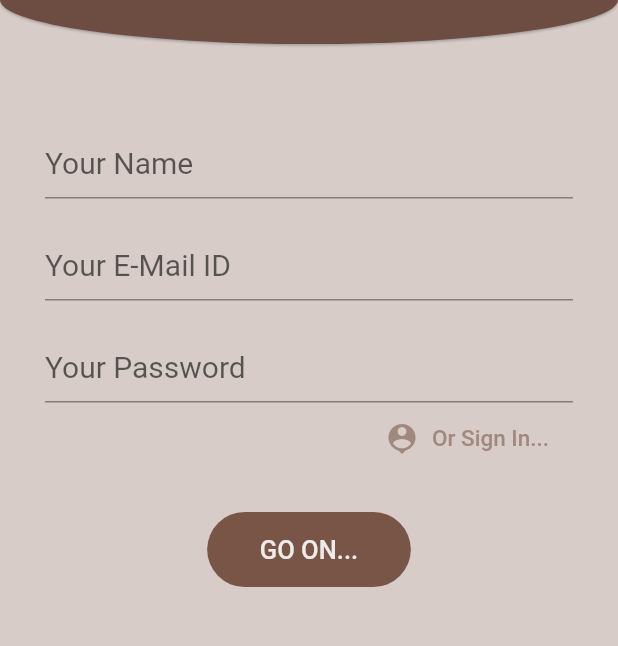
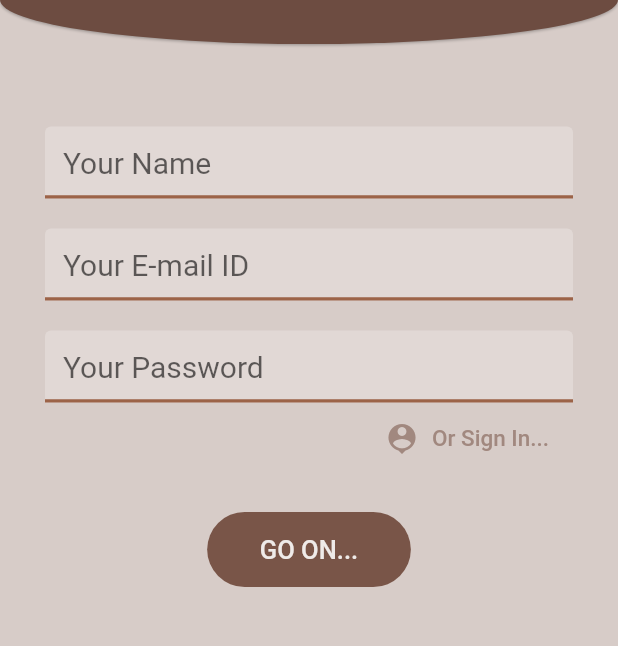
Before and after one commit to aish0509/crew_brew, a Flutter app: the screen it shows after launch, after a tap on "GO ON...", after a tap on "Or Sign Up...", on a phone screen of 412 x 824 dp, the part 76-722 px from its top. Run offline on Flutter 3.47's test engine with Material 2 defaults, Android fonts, the phone set to English and light mode, and no system bars; our stand-ins replace firebase_auth, flutter_spinkit; accounts and stored records are empty.

Commit message:
Firebase SignIn

```diff
--- a/lib/screens/authenticate/sign_in.dart
+++ b/lib/screens/authenticate/sign_in.dart
@@ -1,4 +1,5 @@
 import 'package:brew_crew/services/auth.dart';
+import 'package:brew_crew/shared/constants.dart';
 import 'package:flutter/material.dart';
 
 class SignIn extends StatefulWidget {
@@ -10,14 +11,18 @@ class SignIn extends StatefulWidget {
 }
 
 class _SignInState extends State<SignIn> {
-  AuthService _authService = AuthService();
+  AuthService _authS = AuthService();
+  final _formkey = GlobalKey<FormState>();
+  bool loading = false;
   String email = '';
   String pwd = '';
-  final _formkey = GlobalKey<FormState>();
+  String error = '';
 
   @override
   Widget build(BuildContext context) {
-    return Scaffold(
+    return loading
+        ? Loading()
+        : Scaffold(
             backgroundColor: Colors.brown[100],
             appBar: PreferredSize(
               preferredSize: Size.fromHeight(80.0),
@@ -26,11 +31,7 @@ class _SignInState extends State<SignIn> {
                 title: Text(
                   'Sign In to BrewCrew',
                 ),
-          shape: RoundedRectangleBorder(
-            borderRadius: BorderRadius.vertical(
-              bottom: Radius.elliptical(700, 100),
-            ),
-          ),
+                shape: appBarShape,
                 centerTitle: true,
                 elevation: 0.7,
               ),
@@ -46,15 +47,12 @@ class _SignInState extends State<SignIn> {
                         height: 25.0,
                       ),
                       TextFormField(
-                  decoration: InputDecoration(
-                    hintText: 'Your E-Mail ID',
-                    focusedBorder: UnderlineInputBorder(
-                      borderSide: BorderSide(color: Colors.brown, width: 2.0),
-                    ),
-                  ),
+                        decoration:
+                            textInputDecor.copyWith(hintText: 'Your E-mail ID'),
                         cursorColor: Colors.brown[800],
                         cursorWidth: 2.0,
-                  style: TextStyle(color: Colors.brown[800], fontSize: 20.0),
+                        style:
+                            TextStyle(color: Colors.brown[800], fontSize: 20.0),
                         validator: (value) {
                           if ((value.contains('@') != true) ||
                               (value.isEmpty == true)) {
@@ -73,15 +71,12 @@ class _SignInState extends State<SignIn> {
                         height: 20.0,
                       ),
                       TextFormField(
-                  decoration: InputDecoration(
-                    hintText: 'Your Password',
-                    focusedBorder: UnderlineInputBorder(
-                      borderSide: BorderSide(color: Colors.brown, width: 2.0),
-                    ),
-                  ),
+                        decoration:
+                            textInputDecor.copyWith(hintText: 'Your password'),
                         cursorColor: Colors.brown[800],
                         cursorWidth: 2.0,
-                  style: TextStyle(color: Colors.brown[800], fontSize: 20.0),
+                        style:
+                            TextStyle(color: Colors.brown[800], fontSize: 20.0),
                         obscureText: true,
                         validator: (value) {
                           if (value.length < 6) {
@@ -109,8 +104,8 @@ class _SignInState extends State<SignIn> {
                           ),
                           label: Text(
                             'Or Sign Up...',
-                      style:
-                          TextStyle(color: Colors.brown[300], fontSize: 15.0),
+                            style: TextStyle(
+                                color: Colors.brown[300], fontSize: 15.0),
                           ),
                         ),
                       ),
@@ -118,25 +113,35 @@ class _SignInState extends State<SignIn> {
                         height: 20.0,
                       ),
                       FlatButton(
-                  shape: RoundedRectangleBorder(
-                    borderRadius: BorderRadius.all(
-                      Radius.circular(25.0),
-                    ),
-                  ),
-                  padding:
-                      EdgeInsets.symmetric(vertical: 15.0, horizontal: 35.1),
+                          shape: roundButton,
+                          padding: EdgeInsets.symmetric(
+                              vertical: 15.0, horizontal: 35.1),
                           child: Text(
                             'GO ON...',
-                    style: TextStyle(color: Colors.brown[50], fontSize: 17.0),
+                            style: TextStyle(
+                                color: Colors.brown[50], fontSize: 17.0),
                           ),
                           color: Colors.brown[500],
                           onPressed: () async {
                             if (_formkey.currentState.validate() == true) {
-                      print(email);
-                      print(pwd);
+                              setState(() => loading = true);
+                              dynamic result = await _authS
+                                  .signInWithUsernamePwd(email, pwd);
+                              if (result == null) {
+                                setState(() {
+                                  error = "Please Supply a valid E-mail";
+                                  loading = false;
+                                });
                               }
-                  },
-                )
+                            }
+                          }),
+                      SizedBox(
+                        height: 30.0,
+                        child: Text(
+                          error,
+                          style: TextStyle(color: Colors.red),
+                        ),
+                      ),
                     ],
                   ),
                 ),
--- a/lib/screens/authenticate/sign_up.dart
+++ b/lib/screens/authenticate/sign_up.dart
@@ -1,3 +1,4 @@
+import 'package:brew_crew/shared/constants.dart';
 import 'package:flutter/material.dart';
 import 'package:brew_crew/services/auth.dart';
 
@@ -11,15 +12,18 @@ class SignUp extends StatefulWidget {
 
 class _SignUpState extends State<SignUp> {
   AuthService _authS = AuthService();
-  String email;
-  String pwd;
-  String name;
+  String email = '';
+  String pwd = '';
+  String name = '';
   String error = '';
   final _formKey = GlobalKey<FormState>();
+  bool loading = false;
 
   @override
   Widget build(BuildContext context) {
-    return Scaffold(
+    return loading
+        ? Loading()
+        : Scaffold(
             backgroundColor: Colors.brown[100],
             appBar: PreferredSize(
               preferredSize: Size.fromHeight(80.0),
@@ -28,11 +32,7 @@ class _SignUpState extends State<SignUp> {
                 title: Text(
                   'Sign Up to BrewCrew',
                 ),
-          shape: RoundedRectangleBorder(
-            borderRadius: BorderRadius.vertical(
-              bottom: Radius.elliptical(700, 100),
-            ),
-          ),
+                shape: appBarShape,
                 centerTitle: true,
                 elevation: 0.7,
               ),
@@ -48,15 +48,12 @@ class _SignUpState extends State<SignUp> {
                         height: 25.0,
                       ),
                       TextFormField(
-                  decoration: InputDecoration(
-                    hintText: 'Your Name',
-                    focusedBorder: UnderlineInputBorder(
-                      borderSide: BorderSide(color: Colors.brown, width: 2.0),
-                    ),
-                  ),
+                        decoration:
+                            textInputDecor.copyWith(hintText: 'Your Name'),
                         cursorColor: Colors.brown[800],
                         cursorWidth: 2.0,
-                  style: TextStyle(color: Colors.brown[800], fontSize: 20.0),
+                        style:
+                            TextStyle(color: Colors.brown[800], fontSize: 20.0),
                         validator: (value) {
                           if (value.isEmpty == true) {
                             return 'Please enter your name';
@@ -74,15 +71,12 @@ class _SignUpState extends State<SignUp> {
                         height: 20.0,
                       ),
                       TextFormField(
-                  decoration: InputDecoration(
-                    hintText: 'Your E-Mail ID',
-                    focusedBorder: UnderlineInputBorder(
-                      borderSide: BorderSide(color: Colors.brown, width: 2.0),
-                    ),
-                  ),
+                        decoration:
+                            textInputDecor.copyWith(hintText: 'Your E-mail ID'),
                         cursorColor: Colors.brown[800],
                         cursorWidth: 2.0,
-                  style: TextStyle(color: Colors.brown[800], fontSize: 20.0),
+                        style:
+                            TextStyle(color: Colors.brown[800], fontSize: 20.0),
                         validator: (String value) {
                           if (value.contains('@') != true) {
                             return 'Please enter a valid E-Mail';
@@ -100,15 +94,12 @@ class _SignUpState extends State<SignUp> {
                         height: 20.0,
                       ),
                       TextFormField(
-                  decoration: InputDecoration(
-                    hintText: 'Your Password',
-                    focusedBorder: UnderlineInputBorder(
-                      borderSide: BorderSide(color: Colors.brown, width: 2.0),
-                    ),
-                  ),
+                        decoration:
+                            textInputDecor.copyWith(hintText: 'Your Password'),
                         cursorColor: Colors.brown[800],
                         cursorWidth: 2.0,
-                  style: TextStyle(color: Colors.brown[800], fontSize: 20.0),
+                        style:
+                            TextStyle(color: Colors.brown[800], fontSize: 20.0),
                         obscureText: true,
                         validator: (value) {
                           if (value.length < 6) {
@@ -135,8 +126,8 @@ class _SignUpState extends State<SignUp> {
                           ),
                           label: Text(
                             'Or Sign In...',
-                      style:
-                          TextStyle(color: Colors.brown[300], fontSize: 15.0),
+                            style: TextStyle(
+                                color: Colors.brown[300], fontSize: 15.0),
                           ),
                         ),
                       ),
@@ -144,25 +135,27 @@ class _SignUpState extends State<SignUp> {
                         height: 25.0,
                       ),
                       FlatButton(
-                  shape: RoundedRectangleBorder(
-                    borderRadius: BorderRadius.all(
-                      Radius.circular(250.0),
-                    ),
-                  ),
-                  padding:
-                      EdgeInsets.symmetric(vertical: 15.0, horizontal: 35.1),
+                        shape: roundButton,
+                        padding: EdgeInsets.symmetric(
+                            vertical: 15.0, horizontal: 35.1),
                         child: Text(
                           'GO ON...',
-                    style: TextStyle(color: Colors.brown[50], fontSize: 17.0),
+                          style: TextStyle(
+                              color: Colors.brown[50], fontSize: 17.0),
                         ),
                         color: Colors.brown[500],
                         onPressed: () async {
                           if (_formKey.currentState.validate() == true) {
+                            setState(() {
+                              loading = true;
+                            });
                             dynamic result =
                                 await _authS.registerWithEmailPwd(email, pwd);
+
                             if (result == null) {
                               setState(() {
                                 error = "Please Supply a valid E-mail";
+                                loading = false;
                               });
                             }
                           }
--- a/lib/services/auth.dart
+++ b/lib/services/auth.dart
@@ -30,7 +30,19 @@ class AuthService {
       return null;
     }
   }
+
   //sign in with username password
+  Future signInWithUsernamePwd(String email, String pwd) async {
+    try {
+      AuthResult result =
+          await _auth.signInWithEmailAndPassword(email: email, password: pwd);
+      FirebaseUser user = result.user;
+      return _userFromFirebaseUser(user);
+    } catch (e) {
+      print(e.toString());
+      return null;
+    }
+  }
 
   //register with username password
   Future registerWithEmailPwd(String email, String pwd) async {
--- /dev/null
+++ b/lib/shared/constants.dart
@@ -0,0 +1,38 @@
+import 'package:flutter/material.dart';
+import 'package:flutter_spinkit/flutter_spinkit.dart';
+
+const textInputDecor = InputDecoration(
+  filled: true,
+  fillColor: Colors.white24,
+  focusedBorder: UnderlineInputBorder(
+    borderSide: BorderSide(color: Color(0xff784228), width: 2.6),
+  ),
+  enabledBorder: UnderlineInputBorder(
+    borderSide: BorderSide(color: Color(0xff9c6348), width: 2.2),
+  ),
+);
+
+const appBarShape = RoundedRectangleBorder(
+  borderRadius: BorderRadius.vertical(
+    bottom: Radius.elliptical(700, 100),
+  ),
+);
+
+const roundButton = RoundedRectangleBorder(
+  borderRadius: BorderRadius.all(
+    Radius.circular(25.0),
+  ),
+);
+
+class Loading extends StatelessWidget {
+  @override
+  Widget build(BuildContext context) {
+    return Container(
+      color: Colors.brown[200],
+      child: SpinKitCircle(
+        color: Colors.brown,
+        size: 130.0,
+      ),
+    );
+  }
+}
--- a/pubspec.yaml
+++ b/pubspec.yaml
@@ -24,6 +24,7 @@ dependencies:
   firebase_auth: ^0.14.0+5
   cloud_firestore: ^0.12.9+4
   provider: ^4.1.3
+  flutter_spinkit: "^4.1.2"
   flutter:
     sdk: flutter
 
```
Also changed, not shown: pubspec.lock. Lines whose indentation alone changed are shown as unchanged.
